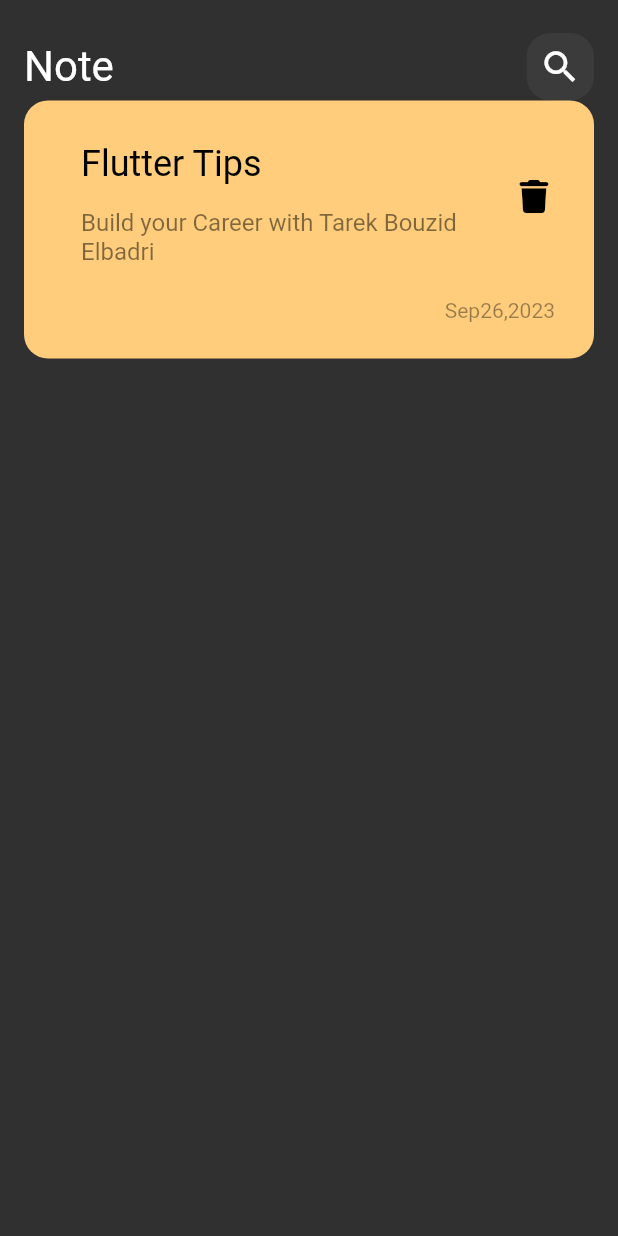
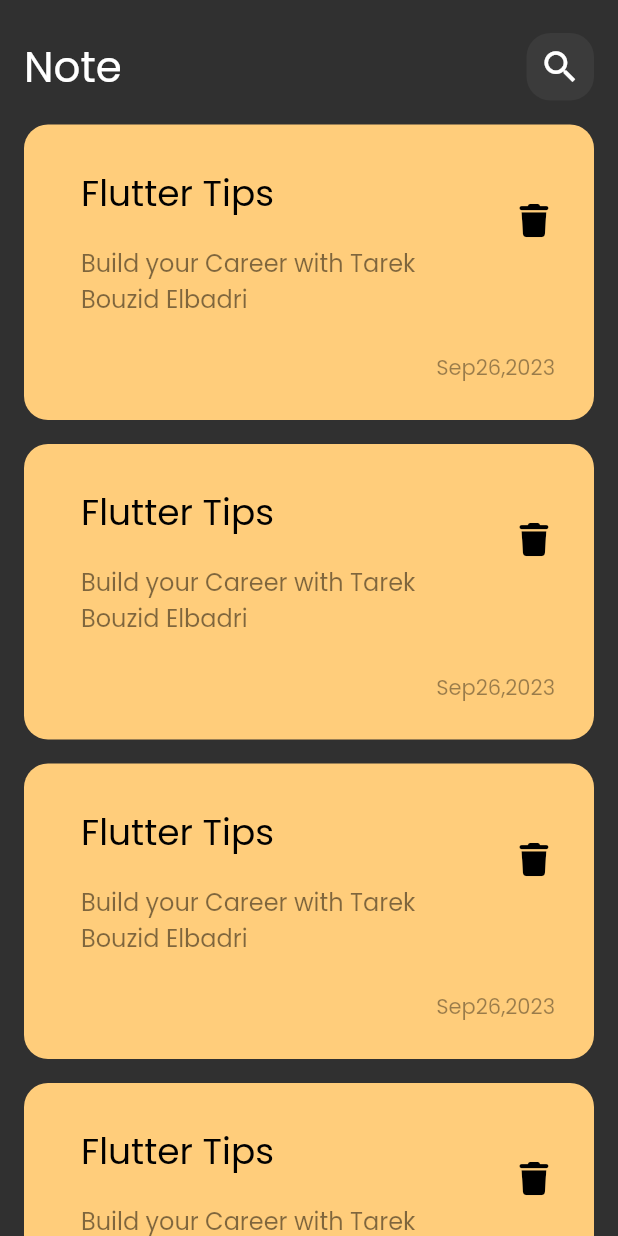
Before and after one commit to elbadritarek/note_app, a Flutter app: the screen it shows after launch, on a phone screen of 412 x 824 dp. Run offline on Flutter 3.47's test engine with Material 2 defaults, Android fonts, the phone set to English and light mode, and no system bars; our stand-ins replace font_awesome_flutter.

Commit message:
add Font family and create Note ListView

```diff
--- a/lib/main.dart
+++ b/lib/main.dart
@@ -13,7 +13,10 @@ class NoteApp extends StatelessWidget {
   Widget build(BuildContext context) {
     return MaterialApp(
       debugShowCheckedModeBanner: false,
-      theme: ThemeData(brightness: Brightness.dark),
+      theme: ThemeData(
+        brightness: Brightness.dark,
+        fontFamily: 'Poppins',
+      ),
       home: const NoteView(),
     );
   }
--- a/lib/widgets/Note_Item.dart
+++ b/lib/widgets/Note_Item.dart
@@ -46,7 +46,7 @@ class NoteItem extends StatelessWidget {
             ),
           ),
           Padding(
-            padding: const EdgeInsets.only(top: 18, right: 26.0),
+            padding: const EdgeInsets.only(top: 20, right: 26.0),
             child: Text(
               "Sep26,2023",
               style: TextStyle(
--- /dev/null
+++ b/lib/widgets/Note_List_view.dart
@@ -0,0 +1,19 @@
+import 'package:flutter/material.dart';
+import 'package:notes_app/widgets/Note_Item.dart';
+
+class NoteListView extends StatelessWidget {
+  const NoteListView({super.key});
+
+  @override
+  Widget build(BuildContext context) {
+    return ListView.builder(
+      itemCount: 100,
+      itemBuilder: (BuildContext context, int index) {
+        return Padding(
+          padding: const EdgeInsets.symmetric(vertical: 8.0),
+          child: const NoteItem(),
+        );
+      },
+    );
+  }
+}
--- a/lib/widgets/Note_view_body.dart
+++ b/lib/widgets/Note_view_body.dart
@@ -1,7 +1,6 @@
 import 'package:flutter/material.dart';
+import 'package:notes_app/widgets/Note_List_view.dart';
 import 'package:notes_app/widgets/coustom_Appbar.dart';
-
-import 'Note_Item.dart';
 
 class NoteViewBody extends StatelessWidget {
   const NoteViewBody({super.key});
@@ -14,7 +13,10 @@ class NoteViewBody extends StatelessWidget {
         children: [
           SizedBox(height: 22),
           coustomAppBar(),
-          NoteItem(),
+          SizedBox(
+            height: 8,
+          ),
+          Expanded(child: NoteListView()),
         ],
       ),
     );
```
Also changed, not shown: pubspec.yaml (+4 -4 lines), assets/fonts/Poppins-Regular.ttf (added).
